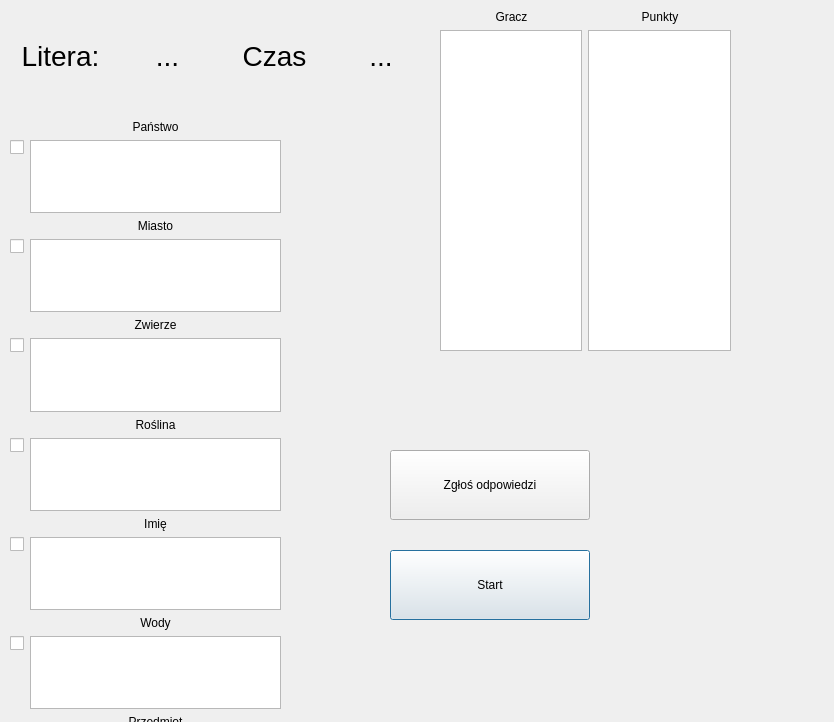
The window that PanstwaMiastaQT/gamemain.ui (mbolimowski/PanstwaMiasta) describes before a commit, drawn with Qt 5.
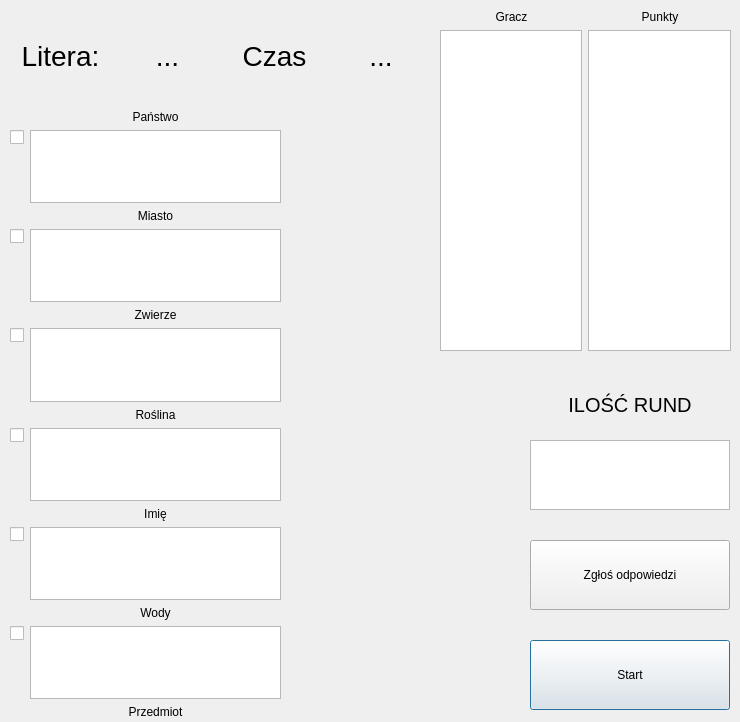
The same window after the commit.

Commit message: game window number of rounds add commit

```diff
--- a/PanstwaMiastaQT/gamemain.ui
+++ b/PanstwaMiastaQT/gamemain.ui
@@ -6,7 +6,7 @@
    <rect>
     <x>0</x>
     <y>0</y>
-    <width>834</width>
+    <width>740</width>
     <height>722</height>
    </rect>
   </property>
@@ -16,8 +16,8 @@
   <widget class="QPushButton" name="startButton">
    <property name="geometry">
     <rect>
-     <x>390</x>
-     <y>550</y>
+     <x>530</x>
+     <y>640</y>
      <width>200</width>
      <height>70</height>
     </rect>
@@ -29,8 +29,8 @@
   <widget class="QPushButton" name="zglosButton">
    <property name="geometry">
     <rect>
-     <x>390</x>
-     <y>450</y>
+     <x>530</x>
+     <y>540</y>
      <width>200</width>
      <height>70</height>
     </rect>
@@ -39,6 +39,42 @@
     <string>Zgłoś odpowiedzi</string>
    </property>
   </widget>
+  <widget class="QTextEdit" name="iloscRundTextEdit">
+   <property name="geometry">
+    <rect>
+     <x>530</x>
+     <y>440</y>
+     <width>200</width>
+     <height>70</height>
+    </rect>
+   </property>
+   <property name="font">
+    <font>
+     <pointsize>15</pointsize>
+    </font>
+   </property>
+  </widget>
+  <widget class="QLabel" name="iloscRundlabel">
+   <property name="geometry">
+    <rect>
+     <x>530</x>
+     <y>370</y>
+     <width>200</width>
+     <height>70</height>
+    </rect>
+   </property>
+   <property name="font">
+    <font>
+     <pointsize>15</pointsize>
+    </font>
+   </property>
+   <property name="text">
+    <string>ILOŚĆ RUND</string>
+   </property>
+   <property name="alignment">
+    <set>Qt::AlignCenter</set>
+   </property>
+  </widget>
   <widget class="QWidget" name="">
    <property name="geometry">
     <rect>
@@ -138,7 +174,7 @@
    <property name="geometry">
     <rect>
      <x>10</x>
-     <y>120</y>
+     <y>110</y>
      <width>271</width>
      <height>788</height>
     </rect>
```
The commit also changes 1 other file.
